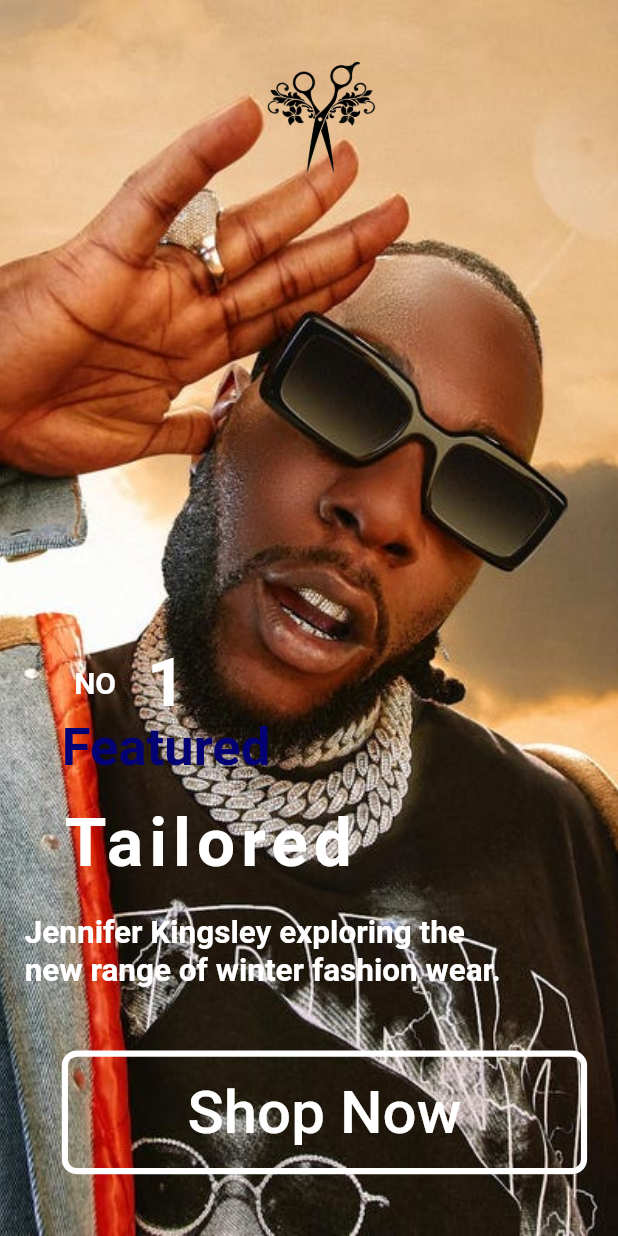
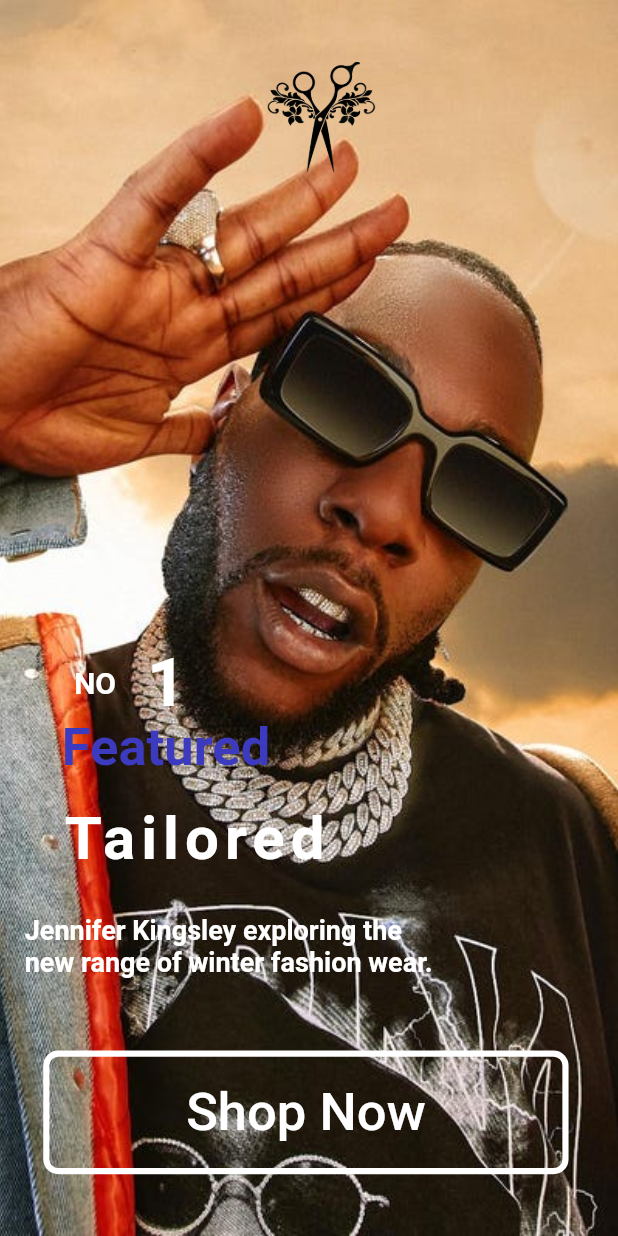
Before and after one commit to MuhammadYousufbhimla/Ecommerce-UI-UX, a Flutter app: the screen it shows after launch, on a phone screen of 412 x 824 dp. Run offline on Flutter 3.47's test engine with Material 2 defaults, Android fonts, the phone set to English and light mode, and no system bars; our stand-ins replace flutter_easyloading, flutter_native_splash, lottie.

Commit message:
fIRST Page update

```diff
--- a/lib/pages/first.dart
+++ b/lib/pages/first.dart
@@ -74,7 +74,7 @@ class _FirstState extends State<First> {
                 style: TextStyle(
                     fontSize: 35,
                     fontWeight: FontWeight.bold,
-                    color: Color.fromARGB(255, 4, 2, 115))),
+                    color: Color.fromARGB(255, 60, 58, 190))),
           ),
           Padding(
             padding: EdgeInsets.only(
@@ -82,7 +82,7 @@ class _FirstState extends State<First> {
                 left: MediaQuery.of(context).size.width * 0.10),
             child: Text("Tailored",
                 style: TextStyle(
-                    fontSize: 45,
+                    fontSize: 40,
                     fontWeight: FontWeight.bold,
                     color: Colors.white,
                     letterSpacing: 4)),
@@ -94,7 +94,7 @@ class _FirstState extends State<First> {
             child: Text(
                 "Jennifer Kingsley exploring the\nnew range of winter fashion wear.",
                 style: TextStyle(
-                  fontSize: 21,
+                  fontSize: 18,
                   fontWeight: FontWeight.bold,
                   color: Colors.white,
                 )),
@@ -102,7 +102,7 @@ class _FirstState extends State<First> {
           Padding(
             padding: EdgeInsets.only(
                 top: MediaQuery.of(context).size.height * 0.85,
-                left: MediaQuery.of(context).size.width * 0.10),
+                left: MediaQuery.of(context).size.width * 0.07),
             child: Container(
               width: MediaQuery.of(context).size.width * 0.85,
               height: MediaQuery.of(context).size.height * 0.10,
@@ -115,7 +115,7 @@ class _FirstState extends State<First> {
                   child: Text(
                 "Shop Now",
                 style: TextStyle(
-                  fontSize: 40,
+                  fontSize: 35,
                   fontWeight: FontWeight.w500,
                   color: Colors.white,
                 ),
```
